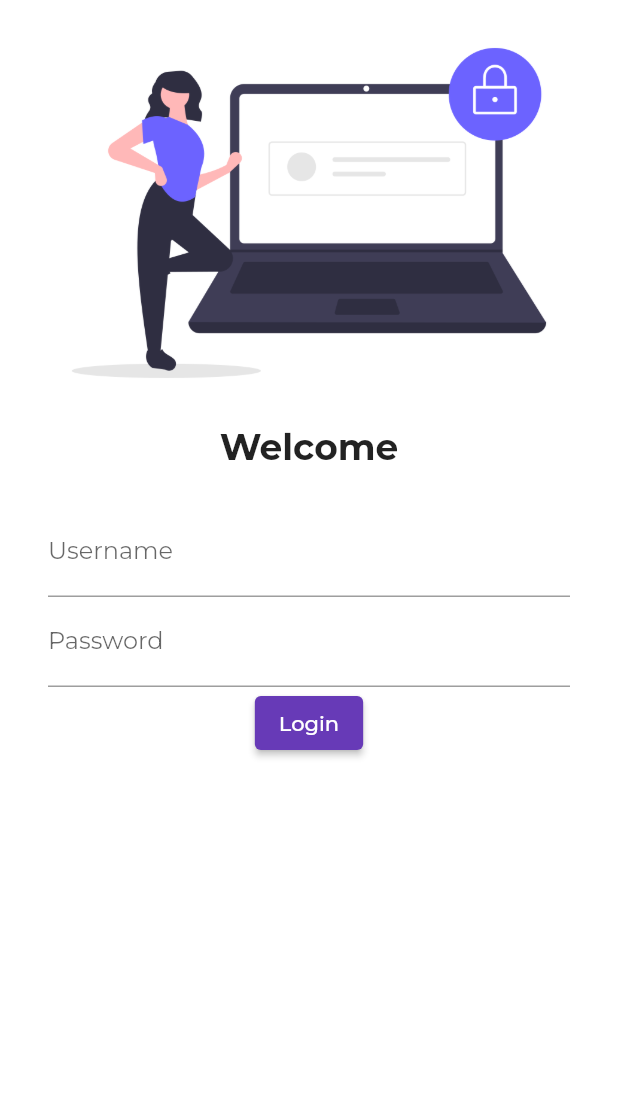
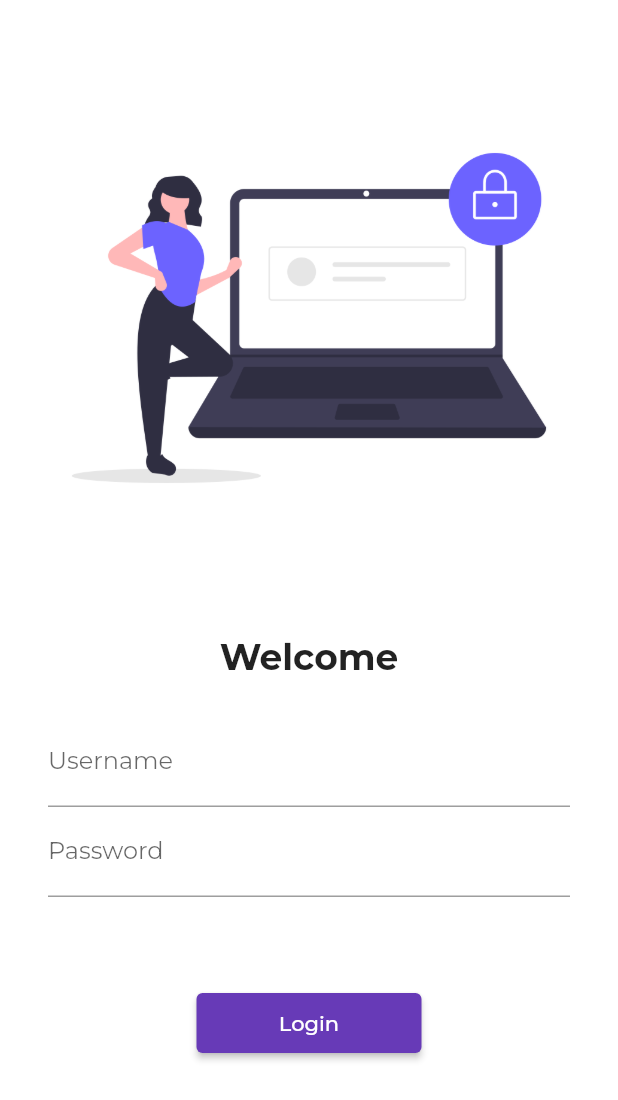
Before and after one commit to ShahvaizErnest/LearningFlutter, a Flutter app: the screen it shows after launch, on a phone screen of 412 x 824 dp. Shown: the top 1100 px of the screen. Run offline on Flutter 3.47's test engine with Material 2 defaults, Android fonts, the phone set to English and light mode, and no system bars; our stand-ins replace google_fonts.

Commit message:
Day 5 Completed

```diff
--- a/lib/main.dart
+++ b/lib/main.dart
@@ -1,5 +1,6 @@
 import 'package:flutter/material.dart';
 import 'package:flutter_application_1/pages/login_page.dart';
+import 'package:flutter_application_1/utilities/routes.dart';
 import 'pages/home_page.dart';
 import 'package:google_fonts/google_fonts.dart';
 
@@ -11,6 +12,7 @@ class MyApp extends StatelessWidget {
   @override
   Widget build(BuildContext context) {
     return MaterialApp(
+      debugShowCheckedModeBanner: false,
       themeMode: ThemeMode.light,
       theme: ThemeData(
           primarySwatch: Colors.deepPurple,
@@ -21,8 +23,8 @@ class MyApp extends StatelessWidget {
       initialRoute: "/",
       routes: {
         "/": (context) => LoginPage(),
-        "/Home": (context) => HomePage(),
-        "/Login": (context) => LoginPage(),
+        MyRoutes.homeRoute: (context) => HomePage(),
+        MyRoutes.loginRoute: (context) => LoginPage(),
       },
     );
   }
--- a/lib/pages/login_page.dart
+++ b/lib/pages/login_page.dart
@@ -1,4 +1,5 @@
 import 'package:flutter/material.dart';
+import 'package:flutter_application_1/utilities/routes.dart';
 
 class LoginPage extends StatelessWidget {
   @override
@@ -7,11 +8,15 @@ class LoginPage extends StatelessWidget {
     return Material(
         color: Colors.white,
         // ignore: prefer_const_constructors
+        child: SingleChildScrollView(
           child: Column(
             children: [
-            Image.asset(
+              Padding(
+                padding: const EdgeInsets.symmetric(vertical: 70),
+                child: Image.asset(
                   "assets/images/login_image.png",
                   fit: BoxFit.cover,
+                ),
               ),
               // ignore: prefer_const_constructors
               Text(
@@ -23,8 +28,9 @@ class LoginPage extends StatelessWidget {
                 ),
               ),
               Padding(
-              padding:
-                  const EdgeInsets.symmetric(vertical: 25.0, horizontal: 32.0),
+                padding: const EdgeInsets.symmetric(
+                    vertical: 25.0, horizontal: 32.0),
+                child: SingleChildScrollView(
                   child: Column(
                     children: [
                       TextFormField(
@@ -38,17 +44,23 @@ class LoginPage extends StatelessWidget {
                         decoration: InputDecoration(
                             hintText: "Enter Password", labelText: "Password"),
                       ),
-                  ElevatedButton(
+                      Padding(
+                        padding: const EdgeInsets.symmetric(vertical: 60),
+                        child: ElevatedButton(
                           child: Text("Login"),
-                    style: TextButton.styleFrom(),
+                          style:
+                              TextButton.styleFrom(minimumSize: Size(150, 40)),
                           onPressed: () {
-                      print("Hi Shahvaiz");
+                            Navigator.pushNamed(context, MyRoutes.homeRoute);
                           },
+                        ),
                       ),
                     ],
                   ),
+                ),
               )
             ],
+          ),
         ));
   }
 }
--- /dev/null
+++ b/lib/utilities/routes.dart
@@ -0,0 +1,4 @@
+class MyRoutes {
+  static String loginRoute = "/Login";
+  static String homeRoute = "/Home";
+}
```
Lines whose indentation alone changed are shown as unchanged.
